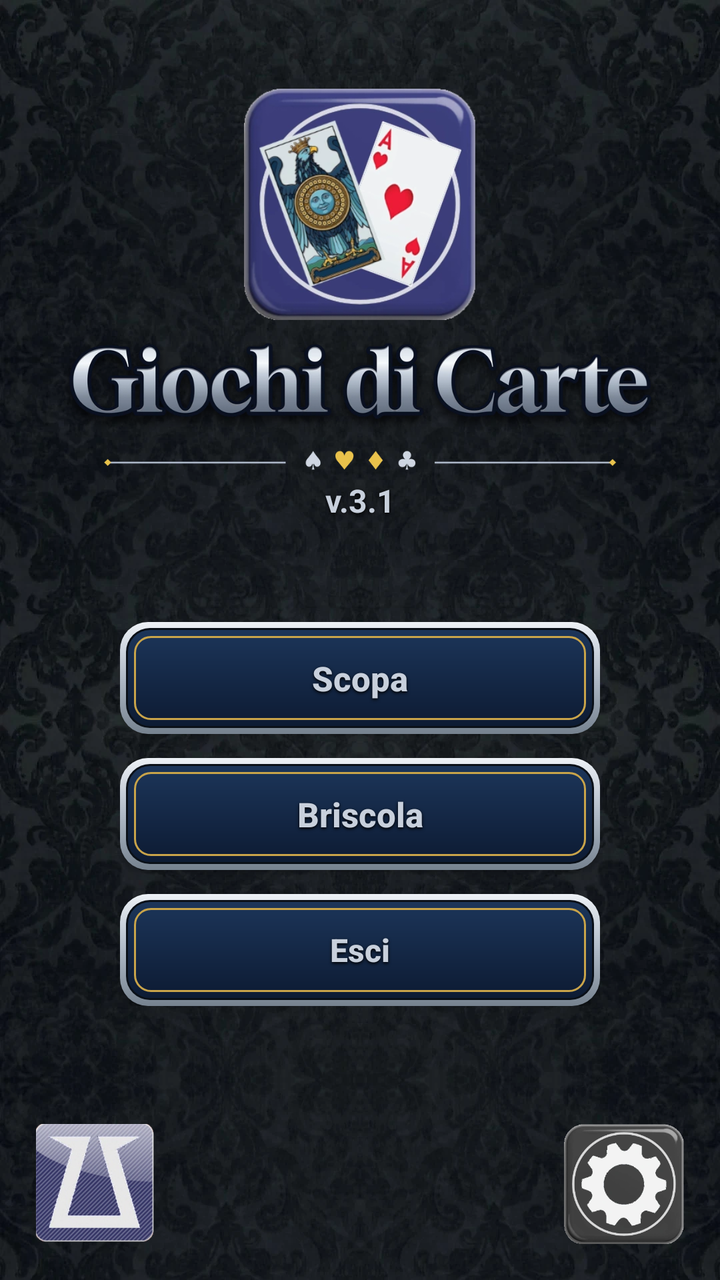
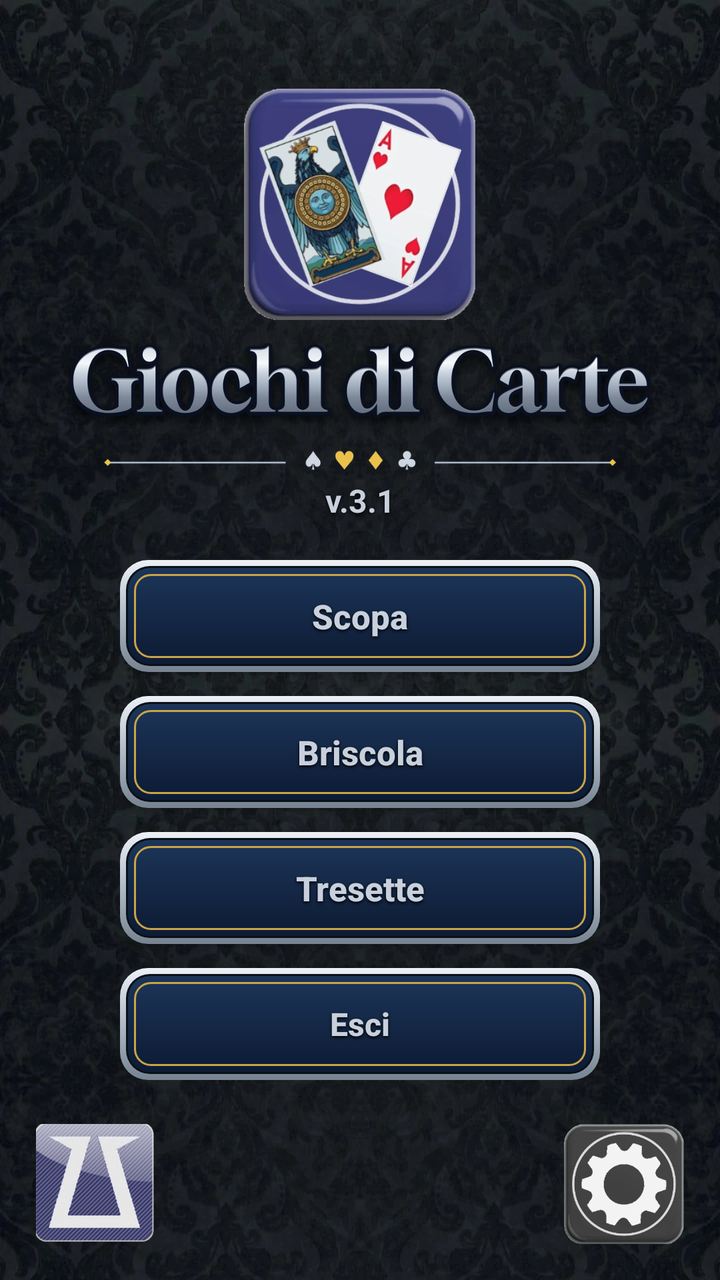

An Android layout rendered at two revisions. The XML below is the earlier revision; the diff shows what the commit changed to produce the second picture.
<!-- AndroidManifest.xml: application theme Theme.Scopa -->
<!-- res/layout/activity_main.xml -->
<?xml version="1.0" encoding="utf-8"?>
<androidx.constraintlayout.widget.ConstraintLayout
    xmlns:android="http://schemas.android.com/apk/res/android"
    xmlns:app="http://schemas.android.com/apk/res-auto"
    android:layout_width="match_parent"
    android:layout_height="match_parent"
    android:background="@drawable/bg_velvet">

    <ImageView
        android:id="@+id/logo"
        android:layout_width="116dp"
        android:layout_height="116dp"
        android:layout_marginTop="44dp"
        android:contentDescription="@string/app_name"
        android:src="@drawable/app_logo"
        app:layout_constraintEnd_toEndOf="parent"
        app:layout_constraintStart_toStartOf="parent"
        app:layout_constraintTop_toTopOf="parent" />

    <ImageView
        android:id="@+id/title"
        android:layout_width="330dp"
        android:layout_height="wrap_content"
        android:layout_marginTop="6dp"
        android:adjustViewBounds="true"
        android:contentDescription="@string/title"
        android:src="@drawable/title_logo"
        app:layout_constraintEnd_toEndOf="parent"
        app:layout_constraintStart_toStartOf="parent"
        app:layout_constraintTop_toBottomOf="@id/logo" />

    <TextView
        android:id="@+id/version"
        android:layout_width="wrap_content"
        android:layout_height="wrap_content"
        android:layout_marginTop="2dp"
        android:text="v.3.1"
        android:textColor="@color/silver"
        android:textSize="16sp"
        android:textStyle="bold"
        android:shadowColor="#000000"
        android:shadowDy="2"
        android:shadowRadius="6"
        app:layout_constraintEnd_toEndOf="parent"
        app:layout_constraintStart_toStartOf="parent"
        app:layout_constraintTop_toBottomOf="@id/title" />

    <LinearLayout
        android:layout_width="wrap_content"
        android:layout_height="wrap_content"
        android:gravity="center"
        android:orientation="vertical"
        app:layout_constraintBottom_toTopOf="@id/btnSettings"
        app:layout_constraintEnd_toEndOf="parent"
        app:layout_constraintStart_toStartOf="parent"
        app:layout_constraintTop_toBottomOf="@id/version"
        app:layout_constraintVertical_bias="0.46">

        <androidx.appcompat.widget.AppCompatButton
            android:id="@+id/btnScopa"
            android:layout_width="240dp"
            android:layout_height="56dp"
            android:background="@drawable/btn_cartiglio"
            android:text="@string/play"
            android:textColor="@color/silver"
            android:textSize="17sp"
            android:textAllCaps="false"
            android:textStyle="bold"
            android:shadowColor="#000000"
            android:shadowDy="2"
            android:shadowRadius="4" />

        <androidx.appcompat.widget.AppCompatButton
            android:id="@+id/btnBriscola"
            android:layout_width="240dp"
            android:layout_height="56dp"
            android:layout_marginTop="12dp"
            android:background="@drawable/btn_cartiglio"
            android:text="@string/play_briscola"
            android:textColor="@color/silver"
            android:textSize="17sp"
            android:textAllCaps="false"
            android:textStyle="bold"
            android:shadowColor="#000000"
            android:shadowDy="2"
            android:shadowRadius="4" />

        <androidx.appcompat.widget.AppCompatButton
            android:id="@+id/btnQuit"
            android:layout_width="240dp"
            android:layout_height="56dp"
            android:layout_marginTop="12dp"
            android:background="@drawable/btn_cartiglio"
            android:text="@string/quit"
            android:textColor="@color/silver"
            android:textSize="16sp"
            android:textAllCaps="false"
            android:textStyle="bold"
            android:shadowColor="#000000"
            android:shadowDy="2"
            android:shadowRadius="4" />
    </LinearLayout>

    <ImageButton
        android:id="@+id/btnZis"
        android:layout_width="60dp"
        android:layout_height="60dp"
        android:layout_margin="18dp"
        android:background="@android:color/transparent"
        android:contentDescription="@string/cd_web"
        android:scaleType="fitCenter"
        android:src="@drawable/zis_logo"
        app:layout_constraintBottom_toBottomOf="parent"
        app:layout_constraintStart_toStartOf="parent" />

    <ImageButton
        android:id="@+id/btnSettings"
        android:layout_width="60dp"
        android:layout_height="60dp"
        android:layout_margin="18dp"
        android:background="@android:color/transparent"
        android:contentDescription="@string/cd_settings"
        android:scaleType="fitCenter"
        android:src="@drawable/btn_settings"
        app:layout_constraintBottom_toBottomOf="parent"
        app:layout_constraintEnd_toEndOf="parent" />

</androidx.constraintlayout.widget.ConstraintLayout>
<!-- resources referenced by this layout -->
<resources>
  <color name="silver">#C8D0DC</color>
  <!-- drawable app_logo: webp bitmap (drawable-nodpi, 28234 bytes) -->
  <!-- drawable bg_velvet (drawable) -->
  <?xml version="1.0" encoding="utf-8"?>
  <layer-list xmlns:android="http://schemas.android.com/apk/res/android">
      <item android:drawable="@color/velvet_base" />
      <item>
          <bitmap android:src="@drawable/velvet" android:tileMode="repeat" android:dither="true" />
      </item>
  </layer-list>
  <!-- drawable btn_cartiglio (drawable) -->
  <?xml version="1.0" encoding="utf-8"?>
  <layer-list xmlns:android="http://schemas.android.com/apk/res/android">
      
      <item>
          <shape android:shape="rectangle">
              <gradient android:angle="270"
                  android:startColor="#EDF1F6"
                  android:centerColor="#AEB9C6"
                  android:endColor="#76828F" />
              <corners android:radius="14dp" />
          </shape>
      </item>
      
      <item android:left="3dp" android:top="3dp" android:right="3dp" android:bottom="3dp">
          <shape android:shape="rectangle">
              <solid android:color="#0A1018" />
              <corners android:radius="12dp" />
          </shape>
      </item>
      
      <item android:left="4dp" android:top="4dp" android:right="4dp" android:bottom="4dp">
          <shape android:shape="rectangle">
              <gradient android:angle="270"
                  android:startColor="#1C3559"
                  android:endColor="#0D1B33" />
              <corners android:radius="11dp" />
          </shape>
      </item>
      
      <item android:left="7dp" android:top="7dp" android:right="7dp" android:bottom="7dp">
          <shape android:shape="rectangle">
              <solid android:color="@android:color/transparent" />
              <stroke android:width="1dp" android:color="#C9A44A" />
              <corners android:radius="8dp" />
              <padding android:left="12dp" android:top="4dp" android:right="12dp" android:bottom="4dp" />
          </shape>
      </item>
  </layer-list>
  <!-- drawable btn_settings: webp bitmap (drawable-nodpi, 14238 bytes) -->
  <!-- drawable title_logo: webp bitmap (drawable-nodpi, 63154 bytes) -->
  <!-- drawable zis_logo: webp bitmap (drawable-nodpi, 23188 bytes) -->
  <string name="app_name">ZiS-GiochiDiCarte</string>
  <string name="cd_settings">Impostazioni</string>
  <string name="cd_web">Sito ZiS</string>
  <string name="play">Scopa</string>
  <string name="play_briscola">Briscola</string>
  <string name="quit">Esci</string>
  <string name="title">Giochi di Carte</string>
  <style name="Theme.Scopa" parent="Theme.MaterialComponents.DayNight.NoActionBar">
          <item name="colorPrimary">@color/navy_mid</item>
          <item name="colorPrimaryVariant">@color/navy_deep</item>
          <item name="colorOnPrimary">@color/celeste_light</item>
          <item name="colorSecondary">@color/gold</item>
          <item name="android:statusBarColor" tools:targetApi="l">@color/navy_deep</item>
          <item name="alertDialogTheme">@style/DarkAlertDialog</item>
          <item name="materialAlertDialogTheme">@style/DarkAlertDialog</item>
      </style>
  <color name="velvet_base">#0A1018</color>
  <!-- drawable velvet: webp bitmap (drawable-nodpi, 65120 bytes) -->
  <color name="navy_mid">#23477E</color>
  <color name="navy_deep">#0C1626</color>
  <color name="celeste_light">#D7EAF6</color>
  <color name="gold">#E9C24C</color>
  <style name="DarkAlertDialog" parent="Theme.MaterialComponents.Dialog.Alert">
          <item name="colorSurface">@color/navy</item>
          <item name="android:colorBackground">@color/navy</item>
          <item name="colorOnSurface">@color/silver</item>
          <item name="android:textColorPrimary">@color/silver</item>
          <item name="android:textColorSecondary">@color/silver</item>
          <item name="colorPrimary">@color/silver</item>
      </style>
  <color name="navy">#14294A</color>
</resources>

<!-- the commit's change to res/layout/activity_main.xml (unified diff, before → after) -->
@@ -86,6 +86,21 @@
             android:shadowRadius="4" />
 
         <androidx.appcompat.widget.AppCompatButton
+            android:id="@+id/btnTresette"
+            android:layout_width="240dp"
+            android:layout_height="56dp"
+            android:layout_marginTop="12dp"
+            android:background="@drawable/btn_cartiglio"
+            android:text="@string/play_tresette"
+            android:textColor="@color/silver"
+            android:textSize="17sp"
+            android:textAllCaps="false"
+            android:textStyle="bold"
+            android:shadowColor="#000000"
+            android:shadowDy="2"
+            android:shadowRadius="4" />
+
+        <androidx.appcompat.widget.AppCompatButton
             android:id="@+id/btnQuit"
             android:layout_width="240dp"
             android:layout_height="56dp"
<!-- resource entries referenced after the edit -->
@@ -57,6 +57,7 @@
   <string name="cd_web">Sito ZiS</string>
   <string name="play">Scopa</string>
   <string name="play_briscola">Briscola</string>
+  <string name="play_tresette">Tresette</string>
   <string name="quit">Esci</string>
   <string name="title">Giochi di Carte</string>
   <style name="Theme.Scopa" parent="Theme.MaterialComponents.DayNight.NoActionBar">
